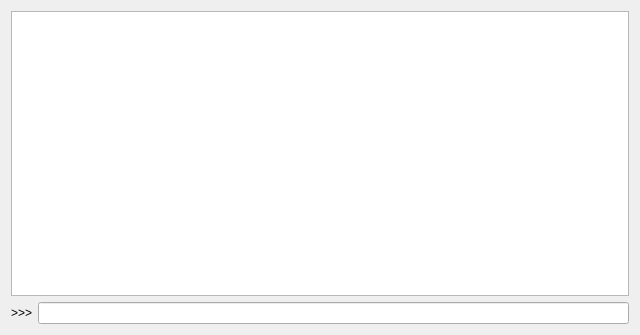
seounghun-chung/4uwingnet, file gui/ConsoleWindows.ui: the form before one commit.
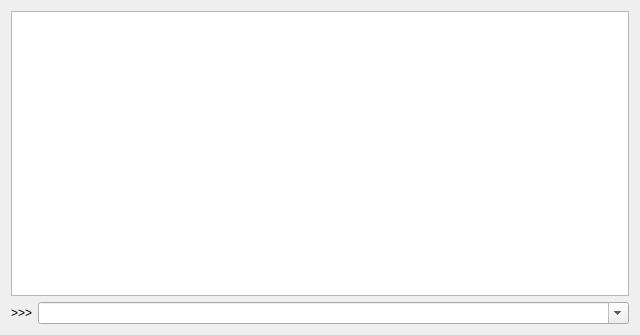
The form after the commit.

Commit message: [pytool] console input was changed from lineedit to combobox

What changed in the file:
```diff
--- a/gui/ConsoleWindows.ui
+++ b/gui/ConsoleWindows.ui
@@ -27,7 +27,26 @@
       </widget>
      </item>
      <item>
-      <widget class="QLineEdit" name="lineEdit"/>
+      <widget class="QComboBox" name="comboBox">
+       <property name="sizePolicy">
+        <sizepolicy hsizetype="Expanding" vsizetype="Fixed">
+         <horstretch>0</horstretch>
+         <verstretch>0</verstretch>
+        </sizepolicy>
+       </property>
+       <property name="editable">
+        <bool>true</bool>
+       </property>
+       <property name="maxVisibleItems">
+        <number>10</number>
+       </property>
+       <property name="duplicatesEnabled">
+        <bool>true</bool>
+       </property>
+       <property name="frame">
+        <bool>true</bool>
+       </property>
+      </widget>
      </item>
     </layout>
    </item>
```
The commit also changes 1 other file.
